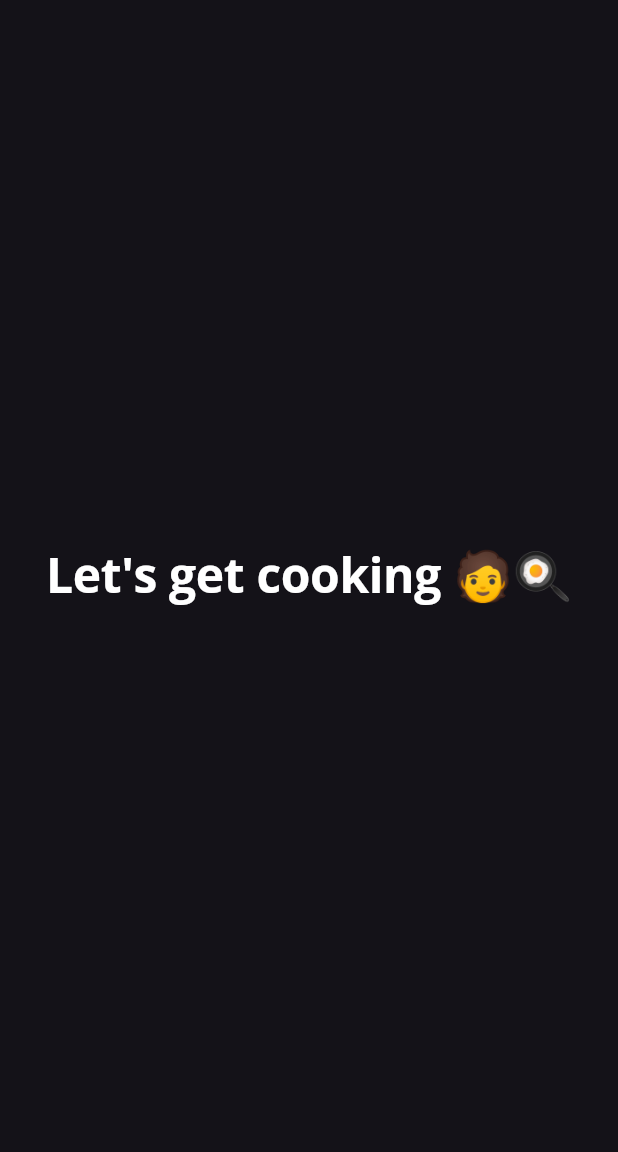
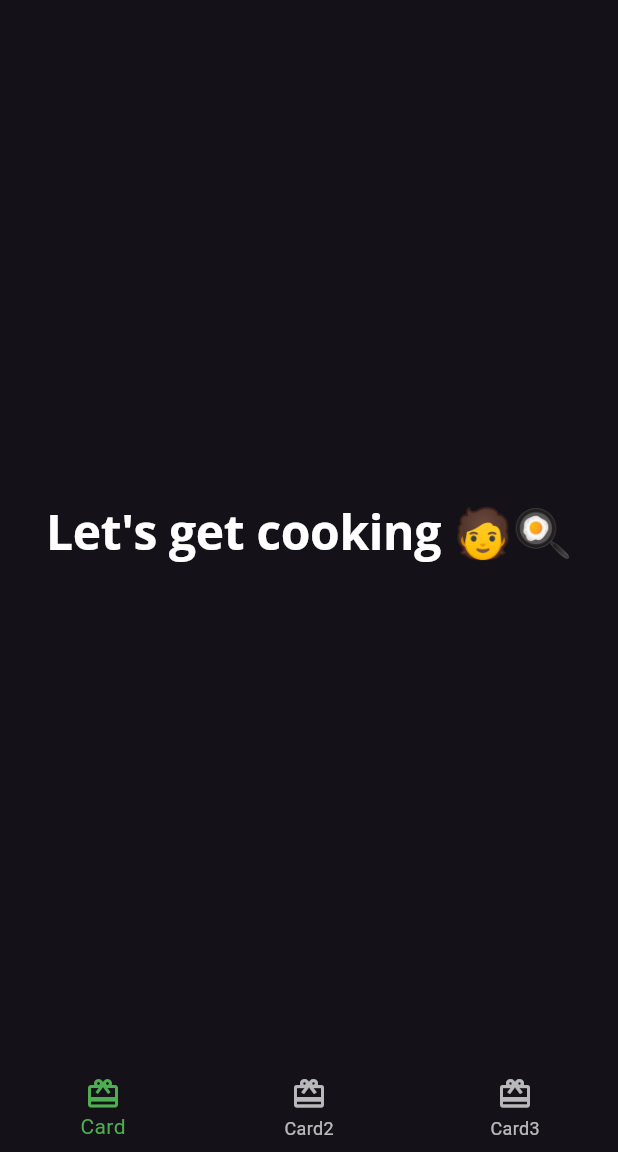
Before and after one commit to triastanto/flta-03-basic-widgets, a Flutter app: the screen it shows after launch, on a phone screen of 412 x 824 dp, the part 84-1236 px from its top. Run offline on Flutter 3.47's test engine with Material 3 defaults, Android fonts, the phone set to English and light mode, and no system bars; our stand-ins replace google_fonts.

```diff
--- a/lib/home.dart
+++ b/lib/home.dart
@@ -24,7 +24,24 @@ class HomeState extends State<Home> {
           style: Theme.of(context).textTheme.displayLarge,
         ),
       ),
-      // TODO: Add bottom navigation bar
+      bottomNavigationBar: BottomNavigationBar(
+        selectedItemColor: Theme.of(context).textSelectionTheme.selectionColor,
+        // TODO: Set selected tab bar
+        items: const [
+          BottomNavigationBarItem(
+            icon: Icon(Icons.card_giftcard),
+            label: 'Card',
+          ),
+          BottomNavigationBarItem(
+            icon: Icon(Icons.card_giftcard),
+            label: 'Card2',
+          ),
+          BottomNavigationBarItem(
+            icon: Icon(Icons.card_giftcard),
+            label: 'Card3',
+          ),
+        ],
+      ),
     );
   }
 }
```
